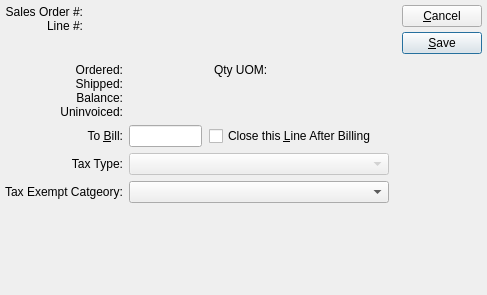
interhawk/qt-client, file guiclient/selectBillingQty.ui: the form before one commit.
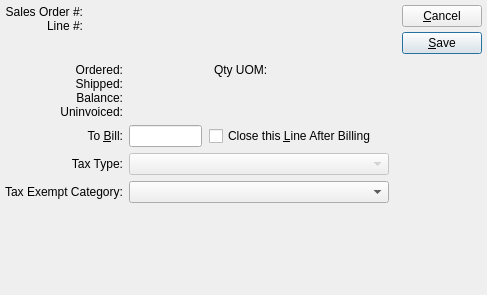
The form after the commit. Custom widgets are drawn as their Qt base class.

Diff of the .ui file:
```diff
--- a/guiclient/selectBillingQty.ui
+++ b/guiclient/selectBillingQty.ui
@@ -578,7 +578,7 @@
          <item row="3" column="0">
           <widget class="QLabel" name="_taxExemptLit">
            <property name="text">
-            <string>Tax Exempt Catgeory:</string>
+            <string>Tax Exempt Category:</string>
            </property>
           </widget>
          </item>
```
